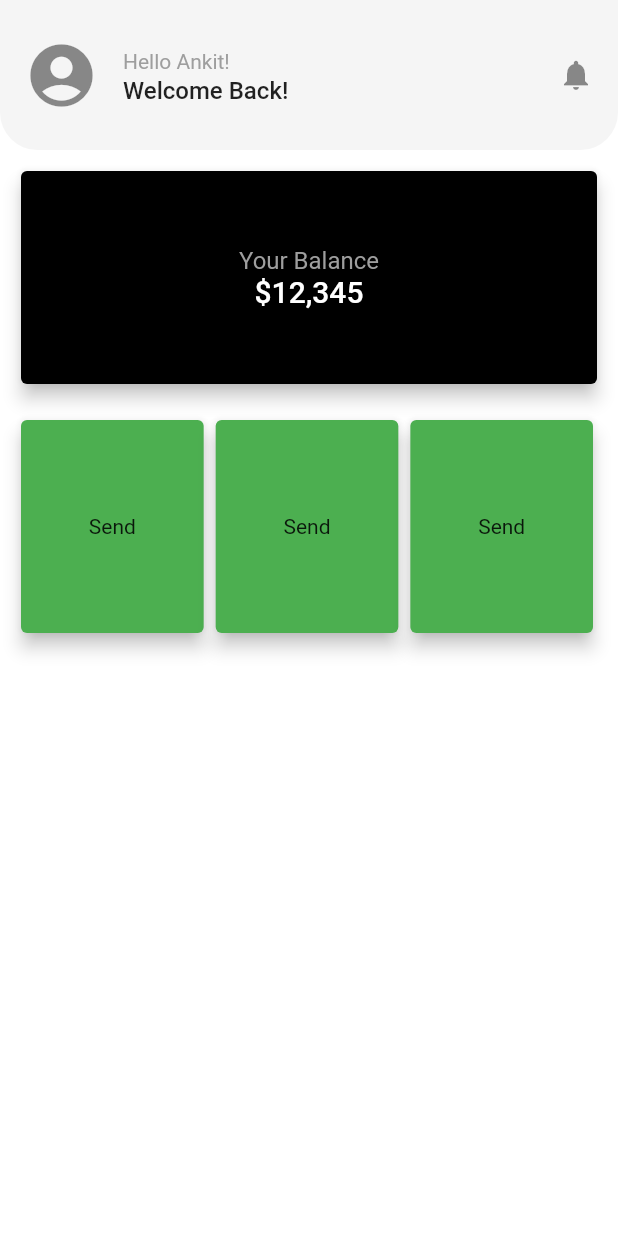
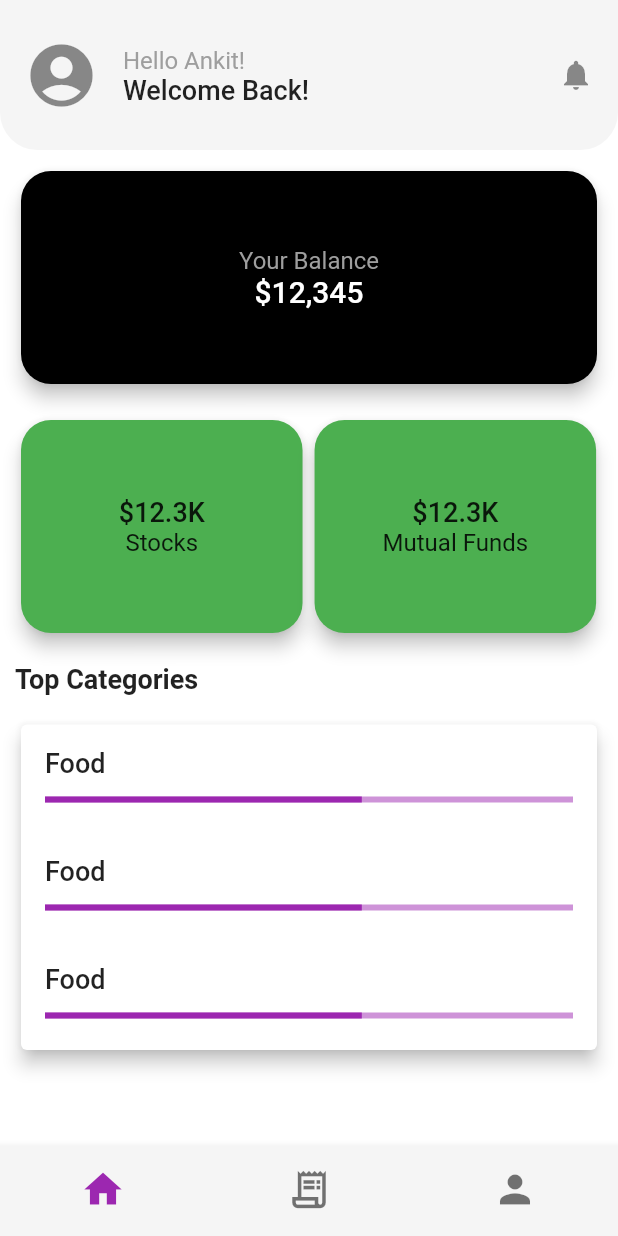
Before and after one commit to Akn24/Expense-Tracker, a Flutter app: the screen it shows after launch, on a phone screen of 412 x 824 dp. Run offline on Flutter 3.47's test engine with Material 2 defaults, Android fonts, the phone set to English and light mode, and no system bars; Roboto replaces fonts that are missing (Montserrat).

Commit message:
Continued working

```diff
--- /dev/null
+++ b/lib/data/homedummy.dart
@@ -0,0 +1,3 @@
+List investmentCards = [
+  "Stocks" , "Mutual Funds"
+];
--- a/lib/homepage/homepage.dart
+++ b/lib/homepage/homepage.dart
@@ -1,4 +1,7 @@
+import 'package:expense_tracker/data/homedummy.dart';
+import 'package:expense_tracker/investment_display_page/investment_display_page.dart';
 import 'package:expense_tracker/widgets/homeappbar.dart';
+import 'package:flutter/cupertino.dart';
 import 'package:flutter/material.dart';
 
 class MyHomePage extends StatefulWidget {
@@ -14,17 +17,72 @@ class _MyHomePageState extends State<MyHomePage> {
     Size size = MediaQuery.of(context).size;
     return SafeArea(
       child: Scaffold(
-        body: Column(
-          children: [
-            const HomeAppBar(),
-            Padding(
+        bottomNavigationBar: BottomNavigationBar(
+          backgroundColor: Colors.grey[100],
+          elevation: 5,
+          showSelectedLabels: false,
+          showUnselectedLabels: false,
+          items: const <BottomNavigationBarItem>[
+            BottomNavigationBarItem(
+              icon: Icon(
+                Icons.home,
+                size: 30,
+              ),
+              label: "",
+            ),
+            BottomNavigationBarItem(
+              icon: Icon(
+                Icons.receipt_long_outlined,
+                size: 30,
+              ),
+              label: "",
+            ),
+            BottomNavigationBarItem(
+              icon: Icon(
+                Icons.person,
+                size: 30,
+              ),
+              label: "",
+            ),
+          ],
+        ),
+        appBar: AppBar(
+          elevation: 0,
+          backgroundColor: Colors.white,
+          toolbarHeight: 100,
+          flexibleSpace: const HomeAppBar(),
+        ),
+        body: SingleChildScrollView(
+          scrollDirection: Axis.vertical,
+          child: HomeBody(size: size),
+        ),
+      ),
+    );
+  }
+}
+
+class HomeBody extends StatelessWidget {
+  const HomeBody({
+    Key? key,
+    required this.size,
+  }) : super(key: key);
+
+  final Size size;
+
+  @override
+  Widget build(BuildContext context) {
+    return Padding(
       padding: const EdgeInsets.all(10),
       child: Column(
+        crossAxisAlignment: CrossAxisAlignment.start,
         children: [
           SizedBox(
             height: 150,
             width: size.width,
             child: Card(
+              shape: RoundedRectangleBorder(
+                borderRadius: BorderRadius.circular(20),
+              ),
               color: Colors.black,
               elevation: 5,
               child: Column(
@@ -58,16 +116,31 @@ class _MyHomePageState extends State<MyHomePage> {
             height: 150,
             child: ListView.builder(
               scrollDirection: Axis.horizontal,
-                      itemCount: 3,
+              itemCount: 2,
               itemBuilder: (BuildContext context, int index) {
-                        return Container(
-                          width: size.width * 0.315,
-                          child: const Card(
+                return SizedBox(
+                  width: size.width * 0.475,
+                  child: GestureDetector(
+                    onTap: (){
+                      Navigator.push(context, MaterialPageRoute(builder: (context) => InvestmentDisplayPage(title: investmentCards[index],)));
+                    },
+                    child: Card(
+                      shape: RoundedRectangleBorder(
+                        borderRadius: BorderRadius.circular(20),
+                      ),
                       elevation: 5,
                       color: Colors.green,
-                            child: Center(
-                              child: Text(
-                                "Send",
+                      child: Column(
+                        mainAxisAlignment: MainAxisAlignment.center,
+                        children: [
+                          Text(
+                            "\$12.3K",
+                            style: Theme.of(context).textTheme.bodyText1,
+                          ),
+                          Text(
+                            investmentCards[index],
+                          ),
+                        ],
                       ),
                     ),
                   ),
@@ -75,11 +148,45 @@ class _MyHomePageState extends State<MyHomePage> {
               }
             ),
           ),
-                ],
+
+          const SizedBox(
+            height: 16,
+          ),
+
+          Text(
+            "Top Categories",
+            style: Theme.of(context).textTheme.bodyText1?.copyWith(
+              fontWeight: FontWeight.bold,
+              fontSize: 18,
+            )
+          ),
+
+          const SizedBox(
+            height: 16,
+          ),
+
+          SizedBox(
+            height: 225,
+            width: size.width,
+            child: Card(
+              elevation: 5,
+              child: ListView.builder(
+                itemCount: 3,
+                itemBuilder: (BuildContext context, int index) {
+                  return ListTile(
+                    title: Text(
+                      "Food",
+                      style: Theme.of(context).textTheme.bodyText1,
+                    ),
+                    subtitle: const LinearProgressIndicator(
+                      value: 0.6,
+                    ),
+                  );
+                }
               ),
             ),
+          )
         ],
-        ),
       ),
     );
   }
--- /dev/null
+++ b/lib/investment_display_page/investment_display_page.dart
@@ -0,0 +1,26 @@
+import 'package:flutter/material.dart';
+
+class InvestmentDisplayPage extends StatefulWidget {
+
+  final String title;
+
+  const InvestmentDisplayPage({ Key? key, required this.title }) : super(key: key);
+
+  @override
+  State<InvestmentDisplayPage> createState() => _InvestmentDisplayPageState();
+}
+
+class _InvestmentDisplayPageState extends State<InvestmentDisplayPage> {
+  @override
+  Widget build(BuildContext context) {
+    return Scaffold(
+      appBar: AppBar(
+        title: Text(widget.title + " Portfolio"),
+      ),
+      body: SingleChildScrollView(
+        scrollDirection: Axis.vertical,
+        child: Container(),
+      ),
+    );
+  }
+}
--- a/lib/utils/app_theme.dart
+++ b/lib/utils/app_theme.dart
@@ -8,11 +8,11 @@ class CustomTheme {
       fontFamily: 'Montserrat',
       textTheme: const TextTheme(
         bodyText1: TextStyle(
-          fontSize: 16,
+          fontSize: 18,
         ),
 
         bodyText2: TextStyle(
-          fontSize: 14,
+          fontSize: 16,
         ),
       )
 
--- a/pubspec.yaml
+++ b/pubspec.yaml
@@ -30,6 +30,7 @@ dependencies:
   flutter:
     sdk: flutter
 
+  http: ^0.13.4
 
   # The following adds the Cupertino Icons font to your application.
   # Use with the CupertinoIcons class for iOS style icons.
```
Also changed, not shown: lib/services/services.dart (added), pubspec.lock, 2 other files. Lines whose indentation alone changed are shown as unchanged.
